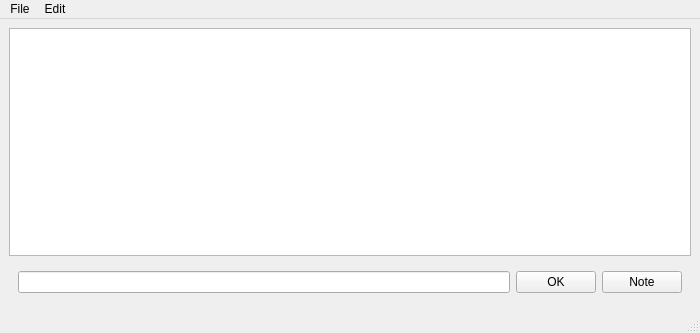
The window that soarlog_qt4.ui (tribeiro/soarlog) describes before a commit, drawn with Qt 5.
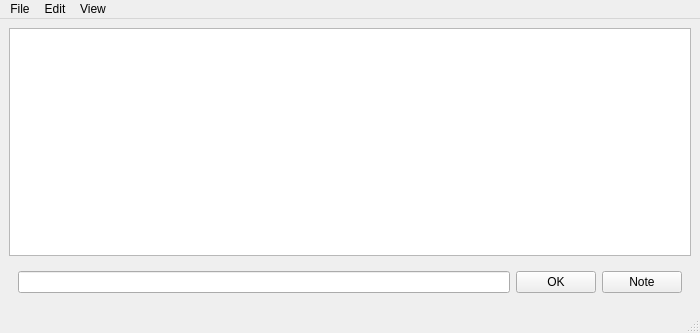
The same window after the commit.

Commit message: Minor change to soarlog_qt4.ui (GUI) to add menu for calibration help.

The edit to the form file:
```diff
--- a/soarlog_qt4.ui
+++ b/soarlog_qt4.ui
@@ -101,8 +101,16 @@
     <addaction name="actionEnable_Disable_Table_Edit"/>
     <addaction name="menuDs9_commands"/>
    </widget>
+   <widget class="QMenu" name="menuView">
+    <property name="title">
+     <string>View</string>
+    </property>
+    <addaction name="actionHideCB"/>
+    <addaction name="actionCalibration_Helper"/>
+   </widget>
    <addaction name="menuFile"/>
    <addaction name="menuEdit"/>
+   <addaction name="menuView"/>
   </widget>
   <widget class="QStatusBar" name="statusbar"/>
   <action name="actionGot_to_last_frame">
```
Left out of the diff: 6 changed lines with no effect on the pictures.
